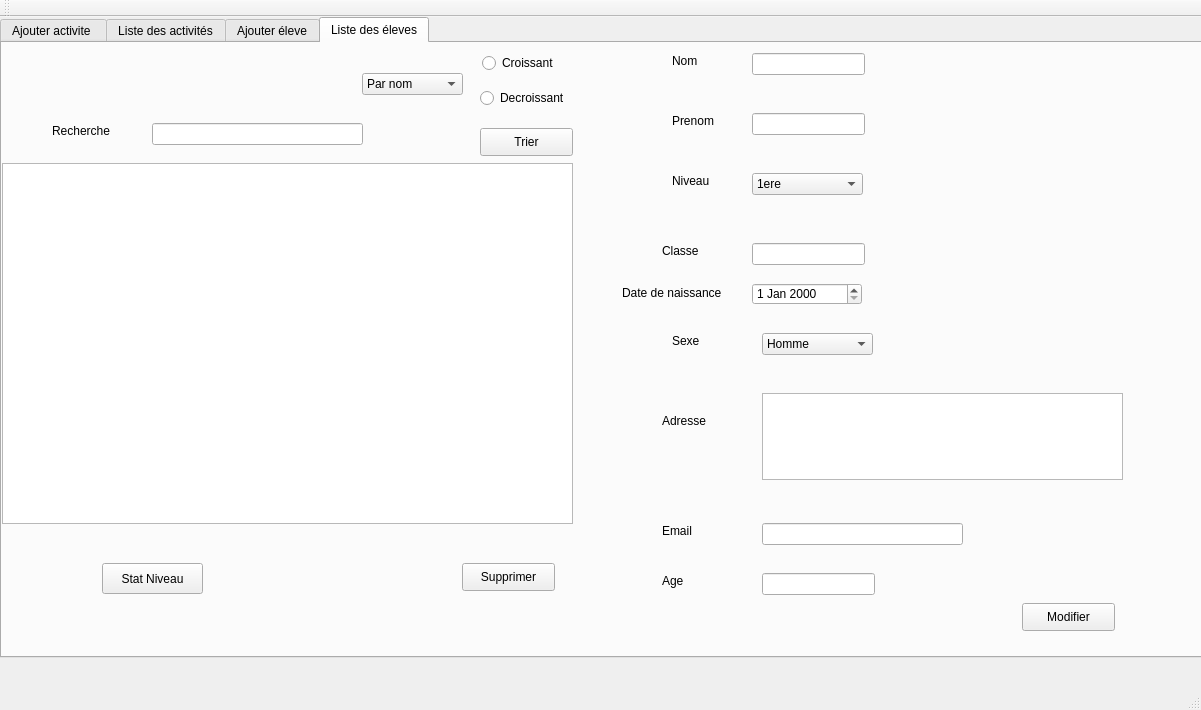
Before: the Qt Designer form mainwindow.ui in amira-1manai/QT_-project, drawn with Qt 5.
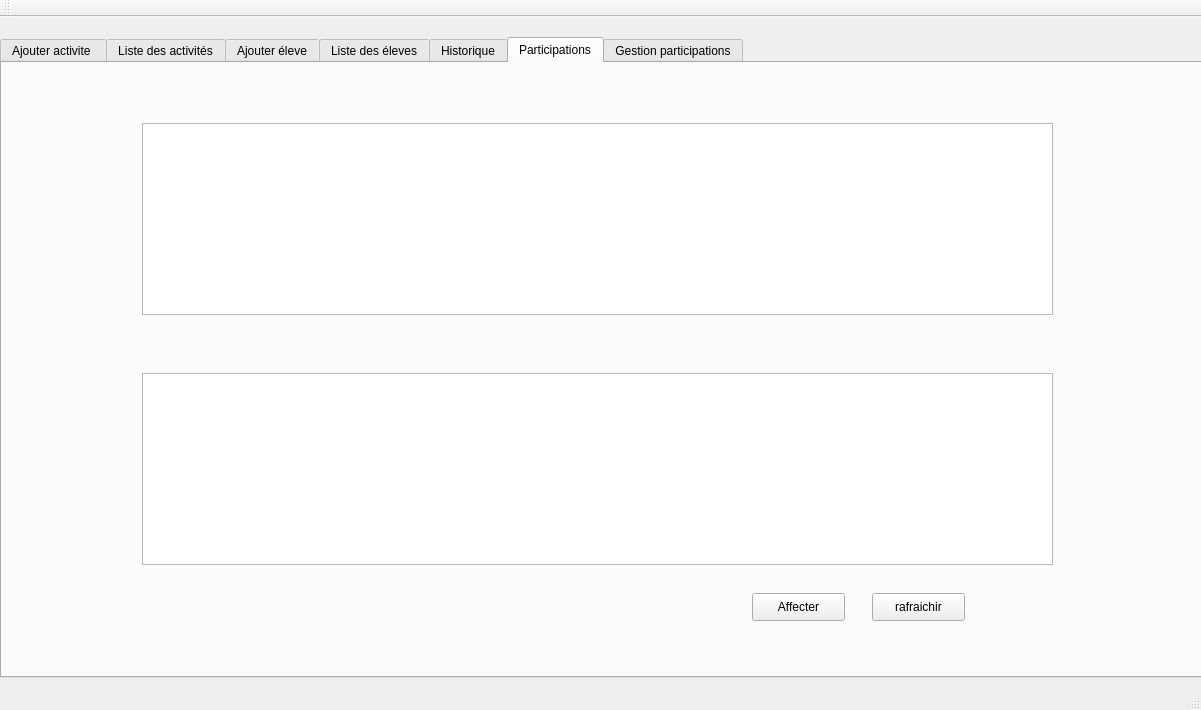
After: the same form once the commit is applied. The open tabs and pages were chosen to show the change.

Commit message: crud+metier (classe participation)+ controle saisie

```diff
--- a/mainwindow.ui
+++ b/mainwindow.ui
@@ -18,7 +18,7 @@
     <property name="geometry">
      <rect>
       <x>0</x>
-      <y>0</y>
+      <y>20</y>
       <width>1291</width>
       <height>641</height>
      </rect>
@@ -798,10 +798,10 @@
      <widget class="QPushButton" name="pushButton_5">
       <property name="geometry">
        <rect>
-        <x>460</x>
-        <y>520</y>
-        <width>93</width>
-        <height>28</height>
+        <x>380</x>
+        <y>517</y>
+        <width>101</width>
+        <height>31</height>
        </rect>
       </property>
       <property name="text">
@@ -903,7 +903,7 @@
      <widget class="QPushButton" name="pushButton_7">
       <property name="geometry">
        <rect>
-        <x>100</x>
+        <x>130</x>
         <y>520</y>
         <width>101</width>
         <height>31</height>
@@ -1171,6 +1171,126 @@
       </property>
       <property name="text">
        <string>Modifier</string>
+      </property>
+     </widget>
+     <widget class="QPushButton" name="pushButton_9">
+      <property name="geometry">
+       <rect>
+        <x>0</x>
+        <y>580</y>
+        <width>61</width>
+        <height>28</height>
+       </rect>
+      </property>
+      <property name="text">
+       <string>PDF</string>
+      </property>
+     </widget>
+    </widget>
+    <widget class="QWidget" name="tab_5">
+     <attribute name="title">
+      <string>Historique</string>
+     </attribute>
+     <widget class="QTableView" name="tableView_3">
+      <property name="geometry">
+       <rect>
+        <x>190</x>
+        <y>110</y>
+        <width>781</width>
+        <height>341</height>
+       </rect>
+      </property>
+     </widget>
+    </widget>
+    <widget class="QWidget" name="tab_6">
+     <attribute name="title">
+      <string>Participations</string>
+     </attribute>
+     <widget class="QTableView" name="tableView_4">
+      <property name="geometry">
+       <rect>
+        <x>140</x>
+        <y>60</y>
+        <width>911</width>
+        <height>192</height>
+       </rect>
+      </property>
+     </widget>
+     <widget class="QTableView" name="tableView_5">
+      <property name="geometry">
+       <rect>
+        <x>140</x>
+        <y>310</y>
+        <width>911</width>
+        <height>192</height>
+       </rect>
+      </property>
+     </widget>
+     <widget class="QPushButton" name="pushButton_10">
+      <property name="geometry">
+       <rect>
+        <x>750</x>
+        <y>530</y>
+        <width>93</width>
+        <height>28</height>
+       </rect>
+      </property>
+      <property name="text">
+       <string>Affecter</string>
+      </property>
+     </widget>
+     <widget class="QPushButton" name="pushButton_11">
+      <property name="geometry">
+       <rect>
+        <x>870</x>
+        <y>530</y>
+        <width>93</width>
+        <height>28</height>
+       </rect>
+      </property>
+      <property name="text">
+       <string>rafraichir</string>
+      </property>
+     </widget>
+    </widget>
+    <widget class="QWidget" name="tab_7">
+     <attribute name="title">
+      <string>Gestion participations</string>
+     </attribute>
+     <widget class="QTableView" name="tableView_6">
+      <property name="geometry">
+       <rect>
+        <x>230</x>
+        <y>140</y>
+        <width>761</width>
+        <height>192</height>
+       </rect>
+      </property>
+     </widget>
+     <widget class="QPushButton" name="pushButton_12">
+      <property name="geometry">
+       <rect>
+        <x>880</x>
+        <y>380</y>
+        <width>93</width>
+        <height>28</height>
+       </rect>
+      </property>
+      <property name="text">
+       <string>Approuver</string>
+      </property>
+     </widget>
+     <widget class="QPushButton" name="pushButton_13">
+      <property name="geometry">
+       <rect>
+        <x>740</x>
+        <y>380</y>
+        <width>93</width>
+        <height>28</height>
+       </rect>
+      </property>
+      <property name="text">
+       <string>Refuser</string>
       </property>
      </widget>
     </widget>
```
Left out of the diff: 2 changed lines with no effect on the pictures. The commit also changes 17 other files.
